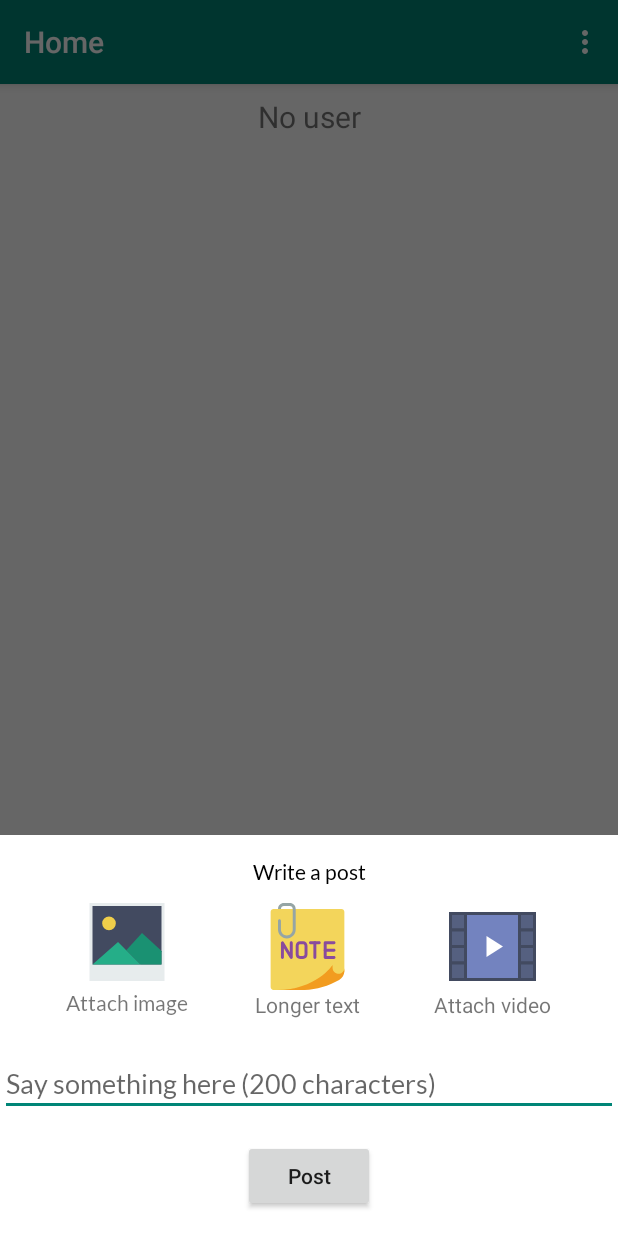
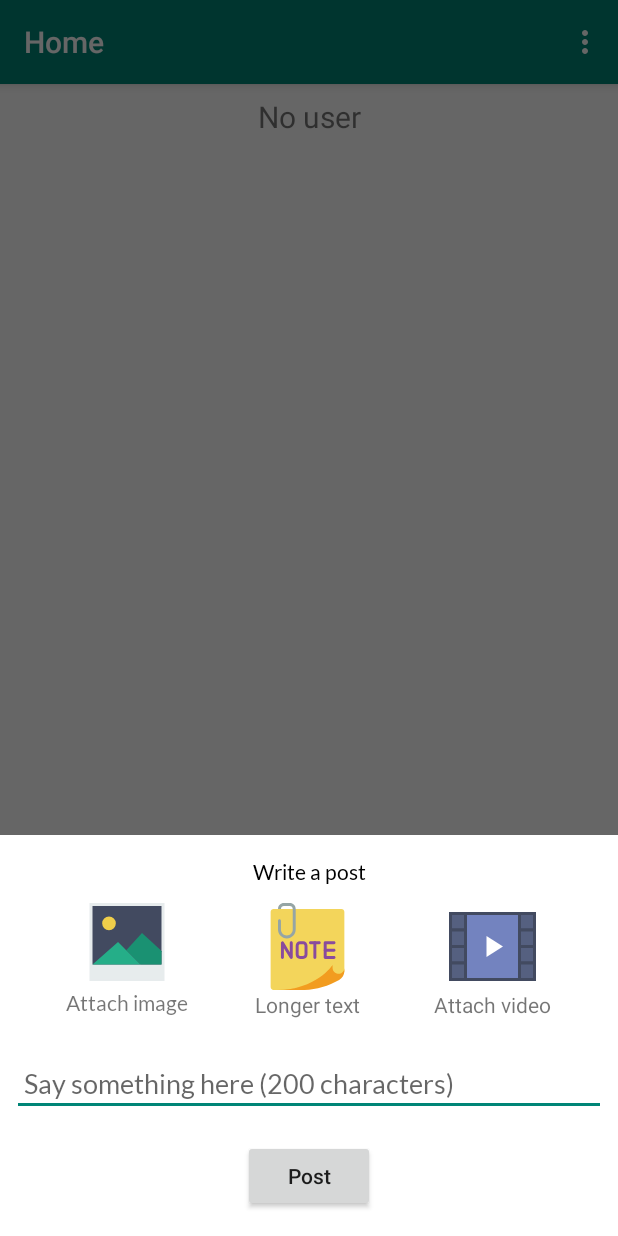
Before and after one commit to Jeff-Emuveyan/Memo, an Android app: the screen it shows after launch (MainActivity), after a tap on an icon or button, on a phone screen of 412 x 824 dp. Run offline under Robolectric (Android 15) with nearby library versions, the phone set to English and light mode, and no system bars; our stand-ins replace Firebase (no records; nobody signed in at launch, a user with empty details on screens opened directly), Room's generated code, navigation-ui; libraries missing offline, so code that uses them is left out: com.firebase.ui.

Commit message:
UI update.

```diff
--- a/app/src/main/res/layout/bottom_sheet.xml
+++ b/app/src/main/res/layout/bottom_sheet.xml
@@ -102,14 +102,18 @@
                     android:id="@+id/editText"
                     android:layout_width="0dp"
                     android:layout_height="wrap_content"
+                    android:layout_marginStart="8dp"
                     android:layout_marginTop="24dp"
+                    android:layout_marginEnd="8dp"
                     android:ems="10"
                     android:fontFamily="@font/lato"
                     android:hint="@string/say_something_here"
                     android:inputType="textMultiLine"
                     android:maxLength="200"
-                    android:paddingStart="4dp"
-                    android:paddingEnd="4dp"
+                    android:paddingStart="8dp"
+                    android:paddingLeft="8dp"
+                    android:paddingEnd="8dp"
+                    android:paddingRight="8dp"
                     app:layout_constraintEnd_toEndOf="parent"
                     app:layout_constraintStart_toStartOf="parent"
                     app:layout_constraintTop_toTopOf="parent" />
```
